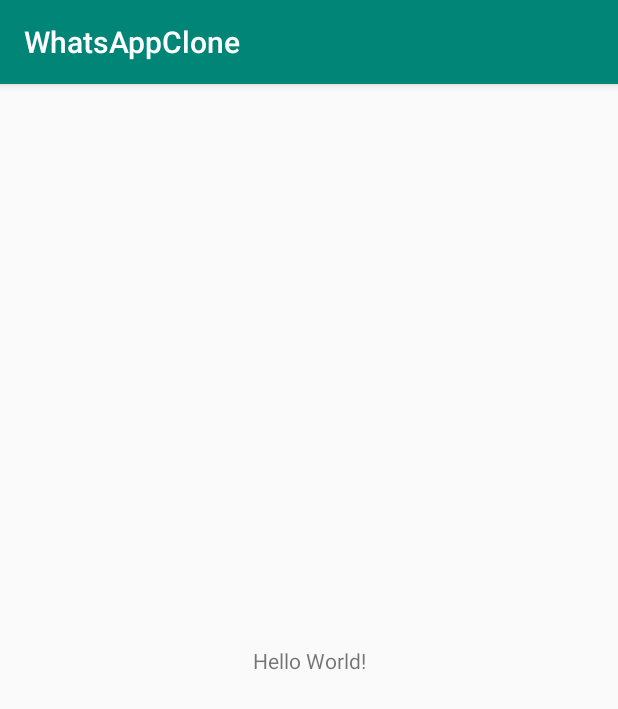
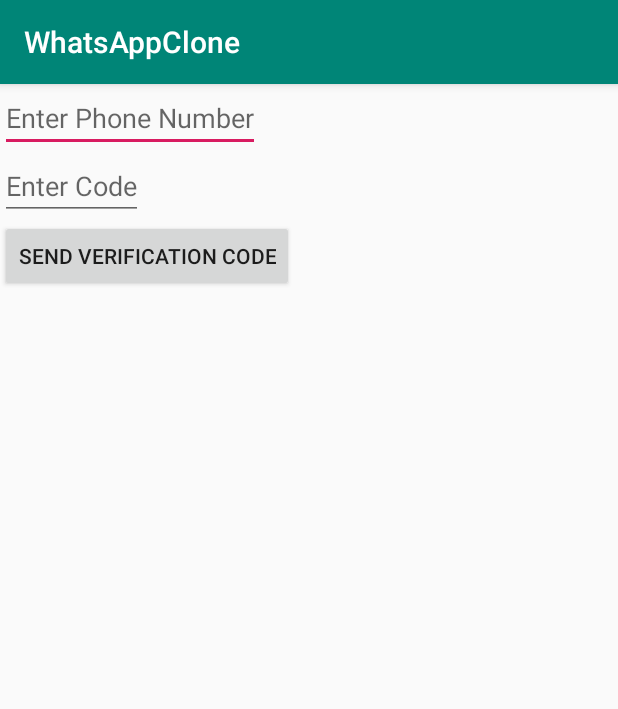
Before and after one commit to foureverhh/WhatsAppClone, an Android app: the screen it shows after launch (MainActivity), on a phone screen of 412 x 824 dp. Shown: the top 709 px of the screen. Run offline under Robolectric (Android 15) with nearby library versions, the phone set to English and light mode, and no system bars.

Commit message:
Created instances of Edittext and button and Firebase

```diff
--- a/app/src/main/java/com/example/zfgg04/whatsappclone/MainActivity.java
+++ b/app/src/main/java/com/example/zfgg04/whatsappclone/MainActivity.java
@@ -2,12 +2,26 @@ package com.example.zfgg04.whatsappclone;
 
 import android.support.v7.app.AppCompatActivity;
 import android.os.Bundle;
+import android.widget.Button;
+import android.widget.EditText;
+
+import com.google.firebase.FirebaseApp;
 
 public class MainActivity extends AppCompatActivity {
+
+    private EditText mPhoneNumber, Code;
+    private Button mSend;
 
     @Override
     protected void onCreate(Bundle savedInstanceState) {
         super.onCreate(savedInstanceState);
         setContentView(R.layout.activity_main);
+
+        FirebaseApp.initializeApp(this);
+
+        mPhoneNumber = findViewById(R.id.phoneNumber);
+        Code = findViewById(R.id.code);
+        mSend = findViewById(R.id.send);
     }
+
 }
--- a/app/src/main/res/layout/activity_main.xml
+++ b/app/src/main/res/layout/activity_main.xml
@@ -1,18 +1,29 @@
 <?xml version="1.0" encoding="utf-8"?>
-<android.support.constraint.ConstraintLayout xmlns:android="http://schemas.android.com/apk/res/android"
+<LinearLayout xmlns:android="http://schemas.android.com/apk/res/android"
     xmlns:app="http://schemas.android.com/apk/res-auto"
     xmlns:tools="http://schemas.android.com/tools"
     android:layout_width="match_parent"
     android:layout_height="match_parent"
-    tools:context=".MainActivity">
+    tools:context=".MainActivity"
+    android:orientation="vertical">
 
-    <TextView
+    <EditText
         android:layout_width="wrap_content"
         android:layout_height="wrap_content"
-        android:text="Hello World!"
-        app:layout_constraintBottom_toBottomOf="parent"
-        app:layout_constraintLeft_toLeftOf="parent"
-        app:layout_constraintRight_toRightOf="parent"
-        app:layout_constraintTop_toTopOf="parent" />
+        android:hint="Enter Phone Number"
+        android:id="@+id/phoneNumber"/>
 
-</android.support.constraint.ConstraintLayout>
+
+    <EditText
+        android:layout_width="wrap_content"
+        android:layout_height="wrap_content"
+        android:hint="Enter Code"
+        android:id="@+id/code"
+        />
+    <Button
+        android:layout_width="wrap_content"
+        android:layout_height="wrap_content"
+        android:text="Send Verification Code"
+        android:id="@+id/send"/>
+
+</LinearLayout>
```
